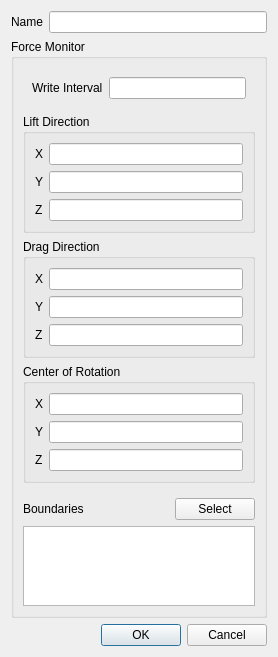
Before: the Qt Designer form baramFlow/view/solution/monitors/force_dialog.ui in nextfoam/baram, drawn with Qt 5.
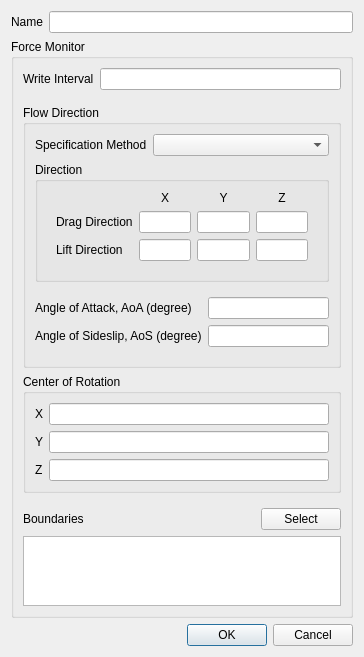
After: the same form once the commit is applied. Custom widgets are drawn as their Qt base class.

Commit message: #baram471 Force Monitor와 Farfield-Reimann 경계 조건에 AoA, AoS 조건으로 방향 설정 기능 추가

Diff of the .ui file:
```diff
--- a/baramFlow/view/solution/monitors/force_dialog.ui
+++ b/baramFlow/view/solution/monitors/force_dialog.ui
@@ -6,8 +6,8 @@
    <rect>
     <x>0</x>
     <y>0</y>
-    <width>278</width>
-    <height>657</height>
+    <width>364</width>
+    <height>642</height>
    </rect>
   </property>
   <property name="windowTitle">
@@ -52,13 +52,13 @@
        <widget class="QWidget" name="widget_3" native="true">
         <layout class="QFormLayout" name="formLayout">
          <property name="leftMargin">
-          <number>9</number>
+          <number>0</number>
          </property>
          <property name="topMargin">
-          <number>9</number>
+          <number>0</number>
          </property>
          <property name="rightMargin">
-          <number>9</number>
+          <number>0</number>
          </property>
          <property name="bottomMargin">
           <number>9</number>
@@ -80,6 +80,155 @@
         </layout>
        </widget>
       </item>
+      <item>
+       <widget class="QGroupBox" name="groupBox_2">
+        <property name="title">
+         <string>Flow Direction</string>
+        </property>
+        <layout class="QVBoxLayout" name="verticalLayout_4">
+         <item>
+          <widget class="QWidget" name="widget_4" native="true">
+           <layout class="QFormLayout" name="formLayout_2">
+            <property name="leftMargin">
+             <number>0</number>
+            </property>
+            <property name="topMargin">
+             <number>0</number>
+            </property>
+            <property name="rightMargin">
+             <number>0</number>
+            </property>
+            <property name="bottomMargin">
+             <number>0</number>
+            </property>
+            <item row="0" column="0">
+             <widget class="QLabel" name="label_4">
+              <property name="text">
+               <string>Specification Method</string>
+              </property>
+             </widget>
+            </item>
+            <item row="0" column="1">
+             <widget class="EnumComboBox" name="specificationMethod"/>
+            </item>
+           </layout>
+          </widget>
+         </item>
+         <item>
+          <widget class="QGroupBox" name="direction">
+           <property name="title">
+            <string>Direction</string>
+           </property>
+           <layout class="QVBoxLayout" name="verticalLayout_5">
+            <item>
+             <widget class="QWidget" name="widget_5" native="true">
+              <layout class="QGridLayout" name="gridLayout">
+               <property name="topMargin">
+                <number>0</number>
+               </property>
+               <item row="0" column="3">
+                <widget class="QLabel" name="label_5">
+                 <property name="text">
+                  <string>Z</string>
+                 </property>
+                 <property name="alignment">
+                  <set>Qt::AlignCenter</set>
+                 </property>
+                </widget>
+               </item>
+               <item row="0" column="1">
+                <widget class="QLabel" name="label_6">
+                 <property name="text">
+                  <string>X</string>
+                 </property>
+                 <property name="alignment">
+                  <set>Qt::AlignCenter</set>
+                 </property>
+                </widget>
+               </item>
+               <item row="1" column="1">
+                <widget class="QLineEdit" name="dragDirectionX"/>
+               </item>
+               <item row="0" column="2">
+                <widget class="QLabel" name="label_10">
+                 <property name="text">
+                  <string>Y</string>
+                 </property>
+                 <property name="alignment">
+                  <set>Qt::AlignCenter</set>
+                 </property>
+                </widget>
+               </item>
+               <item row="1" column="3">
+                <widget class="QLineEdit" name="dragDirectionZ"/>
+               </item>
+               <item row="1" column="2">
+                <widget class="QLineEdit" name="dragDirectionY"/>
+               </item>
+               <item row="1" column="0">
+                <widget class="QLabel" name="label_11">
+                 <property name="text">
+                  <string>Drag Direction</string>
+                 </property>
+                </widget>
+               </item>
+               <item row="2" column="0">
+                <widget class="QLabel" name="label_12">
+                 <property name="text">
+                  <string>Lift Direction</string>
+                 </property>
+                </widget>
+               </item>
+               <item row="2" column="1">
+                <widget class="QLineEdit" name="liftDirectionX"/>
+               </item>
+               <item row="2" column="2">
+                <widget class="QLineEdit" name="liftDirectionY"/>
+               </item>
+               <item row="2" column="3">
+                <widget class="QLineEdit" name="liftDirectionZ"/>
+               </item>
+              </layout>
+             </widget>
+            </item>
+           </layout>
+          </widget>
+         </item>
+         <item>
+          <widget class="QWidget" name="angles" native="true">
+           <layout class="QFormLayout" name="formLayout_4">
+            <property name="leftMargin">
+             <number>0</number>
+            </property>
+            <property name="rightMargin">
+             <number>0</number>
+            </property>
+            <item row="0" column="0">
+             <widget class="QLabel" name="label_22">
+              <property name="text">
+               <string>Angle of Attack, AoA (degree)</string>
+              </property>
+             </widget>
+            </item>
+            <item row="0" column="1">
+             <widget class="QLineEdit" name="AoA"/>
+            </item>
+            <item row="1" column="0">
+             <widget class="QLabel" name="label_23">
+              <property name="text">
+               <string>Angle of Sideslip, AoS (degree)</string>
+              </property>
+             </widget>
+            </item>
+            <item row="1" column="1">
+             <widget class="QLineEdit" name="AoS"/>
+            </item>
+           </layout>
+          </widget>
+         </item>
+        </layout>
+       </widget>
+      </item>
       <item>
        <widget class="QWidget" name="widget_2" native="true">
         <layout class="QVBoxLayout" name="verticalLayout_3">
@@ -92,84 +241,6 @@
          <property name="rightMargin">
           <number>0</number>
          </property>
-         <item>
-          <widget class="QGroupBox" name="groupBox_3">
-           <property name="title">
-            <string>Lift Direction</string>
-           </property>
-           <layout class="QFormLayout" name="formLayout_3">
-            <item row="0" column="0">
-             <widget class="QLabel" name="label_8">
-              <property name="text">
-               <string>X</string>
-              </property>
-             </widget>
-            </item>
-            <item row="0" column="1">
-             <widget class="QLineEdit" name="liftDirectionX"/>
-            </item>
-            <item row="1" column="0">
-             <widget class="QLabel" name="label_9">
-              <property name="text">
-               <string>Y</string>
-              </property>
-             </widget>
-            </item>
-            <item row="1" column="1">
-             <widget class="QLineEdit" name="liftDirectionY"/>
-            </item>
-            <item row="2" column="0">
-             <widget class="QLabel" name="label_10">
-              <property name="text">
-               <string>Z</string>
-              </property>
-             </widget>
-            </item>
-            <item row="2" column="1">
-             <widget class="QLineEdit" name="liftDirectionZ"/>
-            </item>
-           </layout>
-          </widget>
-         </item>
-         <item>
-          <widget class="QGroupBox" name="groupBox_2">
-           <property name="title">
-            <string>Drag Direction</string>
-           </property>
-           <layout class="QFormLayout" name="formLayout_2">
-            <item row="0" column="0">
-             <widget class="QLabel" name="label_5">
-              <property name="text">
-               <string>X</string>
-              </property>
-             </widget>
-            </item>
-            <item row="0" column="1">
-             <widget class="QLineEdit" name="dragDirectionX"/>
-            </item>
-            <item row="1" column="0">
-             <widget class="QLabel" name="label_6">
-              <property name="text">
-               <string>Y</string>
-              </property>
-             </widget>
-            </item>
-            <item row="1" column="1">
-             <widget class="QLineEdit" name="dragDirectionY"/>
-            </item>
-            <item row="2" column="0">
-             <widget class="QLabel" name="label_7">
-              <property name="text">
-               <string>Z</string>
-              </property>
-             </widget>
-            </item>
-            <item row="2" column="1">
-             <widget class="QLineEdit" name="dragDirectionZ"/>
-            </item>
-           </layout>
-          </widget>
-         </item>
          <item>
           <widget class="QGroupBox" name="groupBox_5">
            <property name="title">
@@ -279,6 +350,31 @@
    </item>
   </layout>
  </widget>
+ <customwidgets>
+  <customwidget>
+   <class>EnumComboBox</class>
+   <extends>QComboBox</extends>
+   <header>widgets.enum_combo_box</header>
+  </customwidget>
+ </customwidgets>
+ <tabstops>
+  <tabstop>name</tabstop>
+  <tabstop>writeInterval</tabstop>
+  <tabstop>specificationMethod</tabstop>
+  <tabstop>dragDirectionX</tabstop>
+  <tabstop>dragDirectionY</tabstop>
+  <tabstop>dragDirectionZ</tabstop>
+  <tabstop>liftDirectionX</tabstop>
+  <tabstop>liftDirectionY</tabstop>
+  <tabstop>liftDirectionZ</tabstop>
+  <tabstop>AoA</tabstop>
+  <tabstop>AoS</tabstop>
+  <tabstop>centerOfRotationX</tabstop>
+  <tabstop>centerOfRotationY</tabstop>
+  <tabstop>centerOfRotationZ</tabstop>
+  <tabstop>select</tabstop>
+  <tabstop>boundaries</tabstop>
+ </tabstops>
  <resources/>
  <connections>
   <connection>
```
The commit also changes 14 other files.
